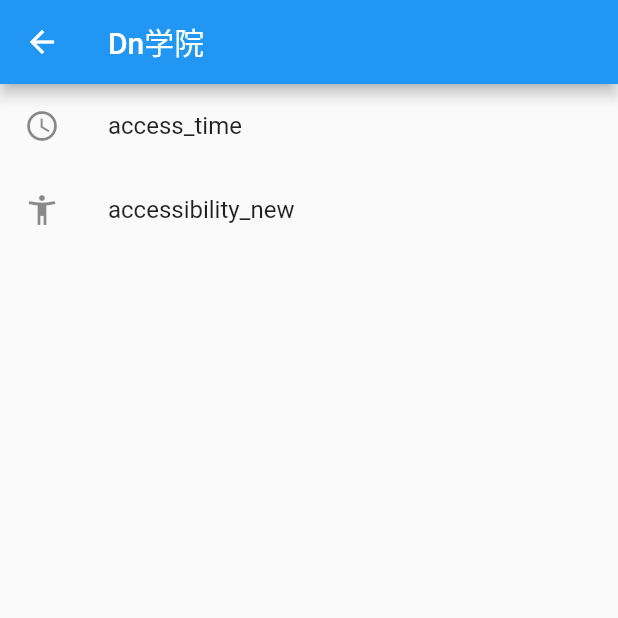
After one commit to zb666/flutter_app, a Flutter app: the Swipe screen opened directly, on a phone screen of 412 x 824 dp, the top half of it. The commit adds this screen. Run offline on Flutter 3.47's test engine with Material 2 defaults, Android fonts, the phone set to English and light mode, and no system bars; network calls fail.

Commit message:
Dart 语法入门

```diff
--- /dev/null
+++ b/lib/6-class.dart
@@ -0,0 +1,3 @@
+class Point{
+   int x;
+}
--- /dev/null
+++ b/lib/Swipe.dart
@@ -0,0 +1,35 @@
+import 'package:flutter/material.dart';
+
+class Swipe extends StatefulWidget {
+  @override
+  State<StatefulWidget> createState() {
+    // TODO: implement createState
+    return new _SwipeToDissMissState();
+  }
+}
+
+//item
+// ignore: type_argument_not_matching_bounds
+class _SwipeToDissMissState extends State<Swipe> {
+  List<String> list = List.generate(20, (index) => "动脑学院  $index 元素");
+
+  @override
+  Widget build(BuildContext context) {
+    // TODO: implement build
+    return new Scaffold(
+        appBar: AppBar(
+          title: Text("Dn学院"),
+        ),
+        body: new ListView(
+          children: <Widget>[
+            new ListTile(
+              leading: new Icon(Icons.access_time),
+              title: new Text('access_time'),
+            ),
+            new ListTile(
+                leading: new Icon(Icons.accessibility_new),
+                title: new Text('accessibility_new'))
+          ],
+        ));
+  }
+}
--- /dev/null
+++ b/lib/core/lib.dart
@@ -0,0 +1,5 @@
+
+//part of mylib; 解决和核心库的冲突
+class Lib{
+
+}
--- /dev/null
+++ b/lib/core/tools.dart
@@ -0,0 +1,3 @@
+class Tools{
+
+}
--- /dev/null
+++ b/lib/core/util.dart
@@ -0,0 +1,3 @@
+class Util{
+
+}
--- a/lib/main.dart
+++ b/lib/main.dart
@@ -96,8 +96,7 @@ class GridViewState extends State {
   }
 
   Widget getItemWidget() {
-    String url =
-        "http://guolin.tech/book.png";
+    String url = "http://guolin.tech/book.png";
     return new Image(
       image: new NetworkImage(url),
     );
--- /dev/null
+++ b/lib/tools.dart
@@ -0,0 +1,3 @@
+class Tools{
+
+}
```
Also changed, not shown: lib/5-exception.dart (added, +37 -0 lines), lib/6-abstract.dart (added, +31 -0 lines), lib/6-factory.dart (added, +28 -0 lines), lib/6-mixin.dart (added, +51 -0 lines), lib/7-libraries.dart (added, +26 -0 lines), lib/mylib.dart (added, +7 -0 lines), lib/mylib2.dart (added, +7 -0 lines), 1 other file.
